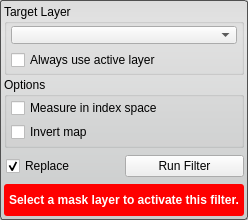
Above: src/Interface/ToolInterface/DistanceFilterInterface.ui from SCIInstitute/Seg3D before the change. Below: the same form after it.
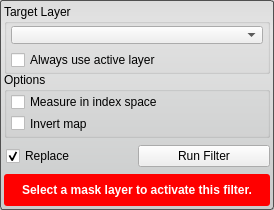
That is the form after the change. Custom widgets are drawn as their Qt base class.

Commit message: updates to the Cmake files to remove warnings on Externals updated the SingleTargetTool so that it can handle setting the validity properly for tools and filters that have more than one required combobox. updated all the tool and filter UI's

What changed in the file:
```diff
--- a/src/Interface/ToolInterface/DistanceFilterInterface.ui
+++ b/src/Interface/ToolInterface/DistanceFilterInterface.ui
@@ -6,8 +6,8 @@
    <rect>
     <x>0</x>
     <y>0</y>
-    <width>248</width>
-    <height>220</height>
+    <width>274</width>
+    <height>210</height>
    </rect>
   </property>
   <property name="sizePolicy">
@@ -47,6 +47,18 @@
    </property>
    <item>
     <widget class="QGroupBox" name="target_groupbox_">
+     <property name="minimumSize">
+      <size>
+       <width>0</width>
+       <height>70</height>
+      </size>
+     </property>
+     <property name="maximumSize">
+      <size>
+       <width>16777215</width>
+       <height>70</height>
+      </size>
+     </property>
      <property name="title">
       <string>Target Layer</string>
      </property>
@@ -194,6 +206,12 @@
        <height>32</height>
       </size>
      </property>
+     <property name="maximumSize">
+      <size>
+       <width>16777215</width>
+       <height>32</height>
+      </size>
+     </property>
      <property name="styleSheet">
       <string notr="true">QLabel#message_{
   color: white;
```
The commit also changes 34 other files.
